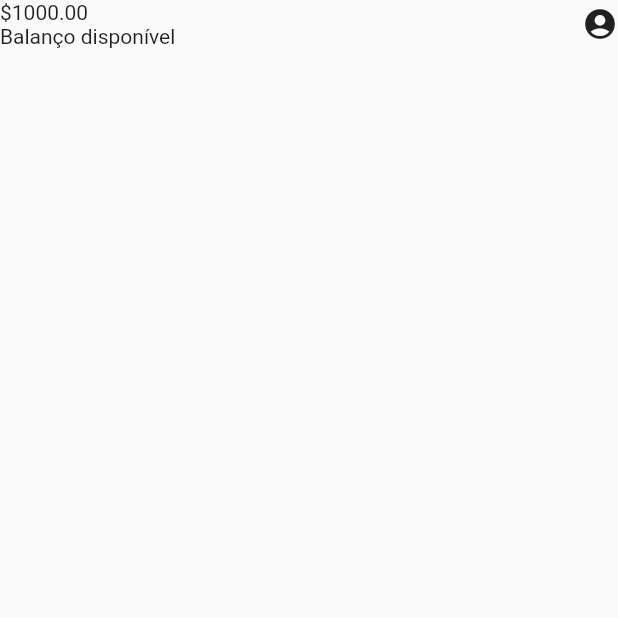
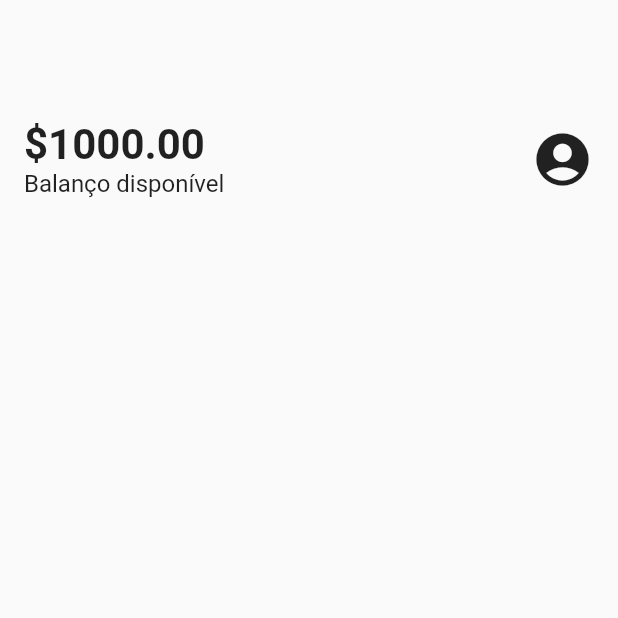
Before and after one commit to alura-cursos/curso_estilizacao, a Flutter app: the screen it shows after launch, on a phone screen of 412 x 824 dp, the top half of it. Run offline on Flutter 3.47's test engine with Material 2 defaults, Android fonts, the light colour scheme and no system bars.

Commit message:
vídeo 2.2

```diff
--- a/lib/components/sections/header.dart
+++ b/lib/components/sections/header.dart
@@ -6,17 +6,20 @@
   @override
   Widget build(BuildContext context){
     return Container(
+      child: Padding(
+        padding: const EdgeInsets.fromLTRB(16.0, 80.0, 16.0, 16.0),
         child: Row(
           mainAxisAlignment: MainAxisAlignment.spaceBetween,
           children: <Widget>[
             Column(
               crossAxisAlignment: CrossAxisAlignment.start,
               children: <Widget>[
-            Text('\$1000.00'),
-            Text('Balanço disponível'),
+              Text('\$1000.00', style: TextStyle(fontSize: 28, fontWeight: FontWeight.bold),),
+              Text('Balanço disponível', style: TextStyle(fontSize: 16),),
             ],),
-          Icon(Icons.account_circle),
+            Icon(Icons.account_circle, size: 42,),
           ],
+        ),
       ),
     );
   }
```
Lines whose indentation alone changed are shown as unchanged.
